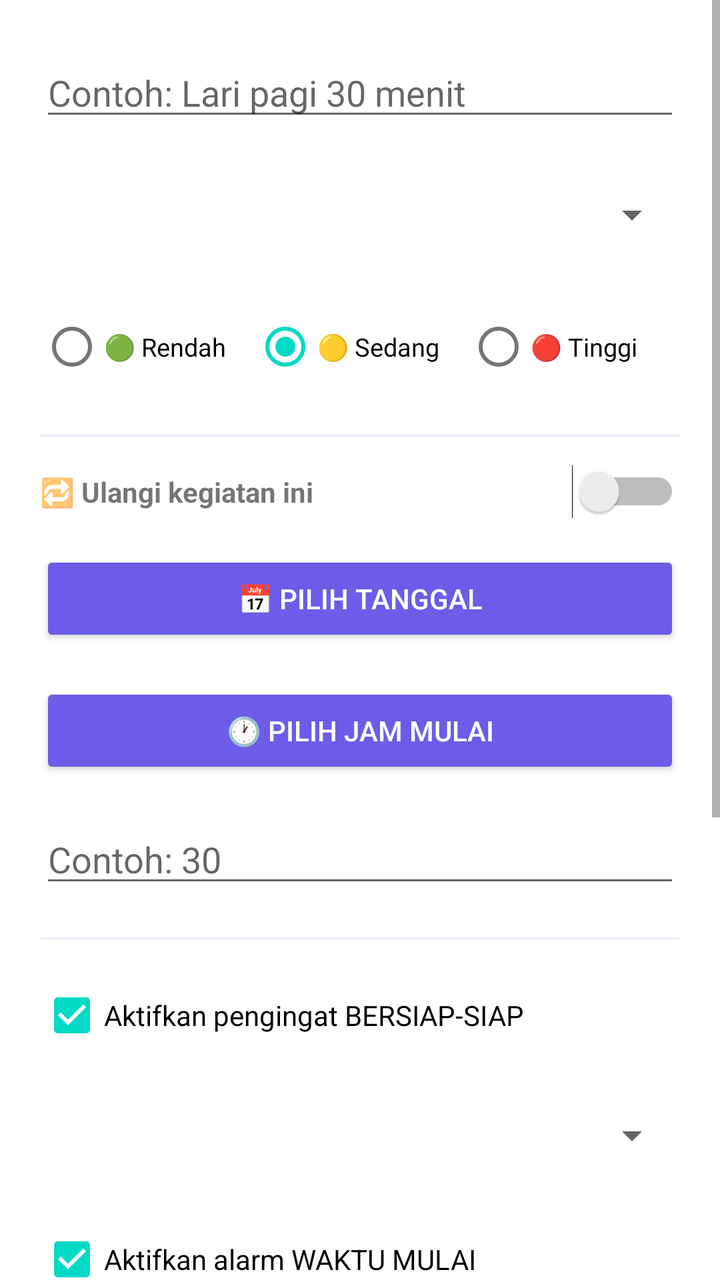
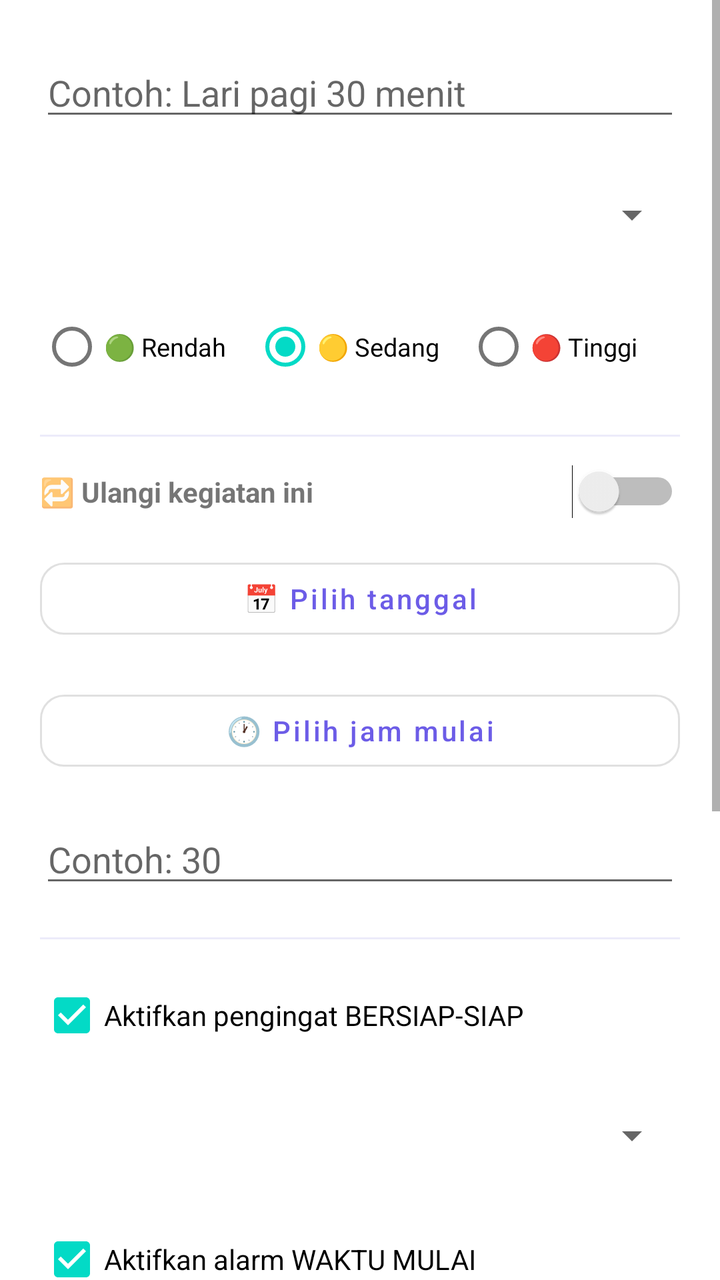

An Android layout rendered at two revisions. The XML below is the earlier revision; the diff shows what the commit changed to produce the second picture.
<!-- AndroidManifest.xml: application theme Theme.TodoAlarm -->
<!-- res/layout/dialog_add_task.xml -->
<?xml version="1.0" encoding="utf-8"?>
<ScrollView xmlns:android="http://schemas.android.com/apk/res/android"
    android:layout_width="match_parent"
    android:layout_height="match_parent">

<LinearLayout
    android:layout_width="match_parent"
    android:layout_height="wrap_content"
    android:orientation="vertical"
    android:padding="20dp">

    <TextView style="@style/LabelText" android:text="Nama Kegiatan" />
    <EditText
        android:id="@+id/etTitle"
        android:layout_width="match_parent"
        android:layout_height="wrap_content"
        android:hint="Contoh: Lari pagi 30 menit"
        android:inputType="text"
        android:layout_marginTop="4dp"
        android:layout_marginBottom="14dp" />

    <TextView style="@style/LabelText" android:text="Kategori" />
    <Spinner
        android:id="@+id/spCategory"
        android:layout_width="match_parent"
        android:layout_height="48dp"
        android:layout_marginTop="4dp"
        android:layout_marginBottom="14dp" />

    <TextView style="@style/LabelText" android:text="Prioritas" />
    <RadioGroup
        android:id="@+id/rgPriority"
        android:layout_width="match_parent"
        android:layout_height="wrap_content"
        android:orientation="horizontal"
        android:layout_marginTop="4dp"
        android:layout_marginBottom="14dp">

        <RadioButton android:id="@+id/rbLow" android:layout_width="0dp" android:layout_height="wrap_content"
            android:layout_weight="1" android:text="🟢 Rendah" android:textSize="12.5sp" />
        <RadioButton android:id="@+id/rbMedium" android:layout_width="0dp" android:layout_height="wrap_content"
            android:layout_weight="1" android:text="🟡 Sedang" android:textSize="12.5sp" android:checked="true" />
        <RadioButton android:id="@+id/rbHigh" android:layout_width="0dp" android:layout_height="wrap_content"
            android:layout_weight="1" android:text="🔴 Tinggi" android:textSize="12.5sp" />
    </RadioGroup>

    <View style="@style/Divider" />

    <LinearLayout
        android:layout_width="match_parent"
        android:layout_height="wrap_content"
        android:orientation="horizontal"
        android:gravity="center_vertical"
        android:layout_marginTop="14dp">

        <TextView
            android:layout_width="0dp"
            android:layout_height="wrap_content"
            android:layout_weight="1"
            android:text="🔁 Ulangi kegiatan ini"
            android:textSize="14sp"
            android:textStyle="bold" />

        <Switch
            android:id="@+id/switchRecurring"
            android:layout_width="wrap_content"
            android:layout_height="wrap_content" />
    </LinearLayout>

    
    <LinearLayout
        android:id="@+id/layoutOneTimeDate"
        android:layout_width="match_parent"
        android:layout_height="wrap_content"
        android:orientation="vertical"
        android:layout_marginTop="12dp">

        <TextView style="@style/LabelText" android:text="Tanggal" />
        <Button
            android:id="@+id/btnPickDate"
            android:layout_width="match_parent"
            android:layout_height="wrap_content"
            android:text="📅 Pilih tanggal"
            android:layout_marginTop="4dp"
            style="?android:attr/buttonStyleSmall" />
    </LinearLayout>

    
    <LinearLayout
        android:id="@+id/layoutRecurringOptions"
        android:layout_width="match_parent"
        android:layout_height="wrap_content"
        android:orientation="vertical"
        android:layout_marginTop="12dp"
        android:visibility="gone">

        <TextView style="@style/LabelText" android:text="Pola pengulangan" />
        <RadioGroup
            android:id="@+id/rgRecurrenceType"
            android:layout_width="match_parent"
            android:layout_height="wrap_content"
            android:orientation="horizontal"
            android:layout_marginTop="4dp">

            <RadioButton android:id="@+id/rbDaily" android:layout_width="0dp" android:layout_height="wrap_content"
                android:layout_weight="1" android:text="Harian" android:checked="true" />
            <RadioButton android:id="@+id/rbWeekly" android:layout_width="0dp" android:layout_height="wrap_content"
                android:layout_weight="1" android:text="Mingguan" />
        </RadioGroup>

        <LinearLayout
            android:id="@+id/layoutDayPicker"
            android:layout_width="match_parent"
            android:layout_height="wrap_content"
            android:orientation="horizontal"
            android:layout_marginTop="10dp"
            android:weightSum="7"
            android:visibility="gone" />
    </LinearLayout>

    <TextView style="@style/LabelText" android:text="Jam" android:layout_marginTop="14dp" />
    <Button
        android:id="@+id/btnPickStartTime"
        android:layout_width="match_parent"
        android:layout_height="wrap_content"
        android:text="🕐 Pilih jam mulai"
        android:layout_marginTop="4dp"
        android:layout_marginBottom="14dp"
        style="?android:attr/buttonStyleSmall" />

    <TextView style="@style/LabelText" android:text="Estimasi durasi pengerjaan (menit)" />
    <EditText
        android:id="@+id/etDuration"
        android:layout_width="match_parent"
        android:layout_height="wrap_content"
        android:hint="Contoh: 30"
        android:inputType="number"
        android:layout_marginTop="4dp"
        android:layout_marginBottom="14dp" />

    <View style="@style/Divider" />

    <CheckBox
        android:id="@+id/cbPrepAlarm"
        android:layout_width="match_parent"
        android:layout_height="wrap_content"
        android:text="Aktifkan pengingat BERSIAP-SIAP"
        android:checked="true"
        android:layout_marginTop="14dp" />

    <TextView style="@style/LabelText" android:text="Ingatkan berapa menit sebelum mulai?" android:layout_marginTop="8dp" />
    <Spinner
        android:id="@+id/spPrepMinutes"
        android:layout_width="match_parent"
        android:layout_height="48dp"
        android:layout_marginTop="4dp"
        android:layout_marginBottom="14dp" />

    <CheckBox
        android:id="@+id/cbStartAlarm"
        android:layout_width="match_parent"
        android:layout_height="wrap_content"
        android:text="Aktifkan alarm WAKTU MULAI"
        android:checked="true"
        android:layout_marginBottom="14dp" />

    <View style="@style/Divider" />

    <LinearLayout
        android:layout_width="match_parent"
        android:layout_height="wrap_content"
        android:orientation="horizontal"
        android:gravity="center_vertical"
        android:layout_marginTop="14dp">

        <TextView
            android:layout_width="0dp"
            android:layout_height="wrap_content"
            android:layout_weight="1"
            android:text="⏳ Pengingat Custom (H-1 s/d H-10)"
            android:textSize="14sp"
            android:textStyle="bold" />
    </LinearLayout>
    <TextView
        android:layout_width="match_parent"
        android:layout_height="wrap_content"
        android:text="Buat pengingat tambahan sebelum deadline, bisa berulang beberapa kali (mis. tiap hari mulai H-5)."
        android:textSize="11.5sp"
        android:textColor="#8B8B9E"
        android:layout_marginTop="2dp" />

    <LinearLayout
        android:id="@+id/layoutReminderRules"
        android:layout_width="match_parent"
        android:layout_height="wrap_content"
        android:orientation="vertical"
        android:layout_marginTop="8dp" />

    <Button
        android:id="@+id/btnAddReminderRule"
        android:layout_width="match_parent"
        android:layout_height="wrap_content"
        android:text="+ Tambah Pengingat Custom"
        android:layout_marginTop="6dp"
        android:layout_marginBottom="14dp"
        style="?android:attr/buttonStyleSmall" />

    <View style="@style/Divider" />

    <TextView style="@style/LabelText" android:text="Suara Alarm" android:layout_marginTop="14dp" />
    <Button
        android:id="@+id/btnPickSound"
        android:layout_width="match_parent"
        android:layout_height="wrap_content"
        android:text="🎵 Pilih file audio (.mp3 / .opus) dari HP"
        android:layout_marginTop="4dp"
        style="?android:attr/buttonStyleSmall" />

    <TextView
        android:id="@+id/tvSelectedSound"
        android:layout_width="match_parent"
        android:layout_height="wrap_content"
        android:text="Belum ada file dipilih — akan pakai nada alarm default"
        android:textSize="12sp"
        android:textColor="#8B8B9E"
        android:layout_marginTop="6dp" />

    <Button
        android:id="@+id/btnPreviewSound"
        android:layout_width="match_parent"
        android:layout_height="wrap_content"
        android:text="▶ Coba dengarkan"
        android:layout_marginTop="6dp"
        android:visibility="gone"
        style="?android:attr/buttonStyleSmall" />

    <LinearLayout
        android:layout_width="match_parent"
        android:layout_height="wrap_content"
        android:orientation="horizontal"
        android:layout_marginTop="24dp">

        <Button
            android:id="@+id/btnDeleteTask"
            android:layout_width="wrap_content"
            android:layout_height="wrap_content"
            android:text="Hapus"
            android:textColor="#FF5252"
            android:visibility="gone"
            android:layout_marginEnd="8dp" />

        <Button
            android:id="@+id/btnCancel"
            android:layout_width="0dp"
            android:layout_height="wrap_content"
            android:layout_weight="1"
            android:text="Batal"
            android:layout_marginEnd="8dp" />

        <Button
            android:id="@+id/btnSave"
            android:layout_width="0dp"
            android:layout_height="wrap_content"
            android:layout_weight="1"
            android:text="Simpan"
            android:backgroundTint="#6C5CE7"
            android:textColor="#FFFFFF" />
    </LinearLayout>

</LinearLayout>
</ScrollView>
<!-- resources referenced by this layout -->
<resources>
  <style name="Divider">
          <item name="android:layout_width">match_parent</item>
          <item name="android:layout_height">1dp</item>
          <item name="android:background">#ECEBFA</item>
          <item name="android:layout_marginTop">6dp</item>
      </style>
  <style name="LabelText">
          <item name="android:textSize">12sp</item>
          <item name="android:textStyle">bold</item>
          <item name="android:textColor">#8B8B9E</item>
      </style>
  <style name="Theme.TodoAlarm" parent="Theme.MaterialComponents.DayNight.NoActionBar">
          <item name="colorPrimary">@color/purple_primary</item>
          <item name="colorPrimaryVariant">@color/purple_dark</item>
          <item name="colorOnPrimary">@color/white</item>
          <item name="android:statusBarColor">@color/purple_primary</item>
      </style>
  <color name="purple_primary">#6C5CE7</color>
  <color name="purple_dark">#5849C2</color>
  <color name="white">#FFFFFF</color>
</resources>

<!-- the commit's change to res/layout/dialog_add_task.xml (unified diff, before → after) -->
@@ -1,5 +1,6 @@
 <?xml version="1.0" encoding="utf-8"?>
 <ScrollView xmlns:android="http://schemas.android.com/apk/res/android"
+    xmlns:app="http://schemas.android.com/apk/res-auto"
     android:layout_width="match_parent"
     android:layout_height="match_parent">
 
@@ -76,13 +77,15 @@
         android:layout_marginTop="12dp">
 
         <TextView style="@style/LabelText" android:text="Tanggal" />
-        <Button
+        <com.google.android.material.button.MaterialButton
             android:id="@+id/btnPickDate"
+            style="@style/Widget.MaterialComponents.Button.OutlinedButton"
             android:layout_width="match_parent"
             android:layout_height="wrap_content"
             android:text="📅 Pilih tanggal"
-            android:layout_marginTop="4dp"
-            style="?android:attr/buttonStyleSmall" />
+            android:textAllCaps="false"
+            app:cornerRadius="12dp"
+            android:layout_marginTop="4dp" />
     </LinearLayout>
 
     
@@ -119,14 +122,16 @@
     </LinearLayout>
 
     <TextView style="@style/LabelText" android:text="Jam" android:layout_marginTop="14dp" />
-    <Button
+    <com.google.android.material.button.MaterialButton
         android:id="@+id/btnPickStartTime"
+        style="@style/Widget.MaterialComponents.Button.OutlinedButton"
         android:layout_width="match_parent"
         android:layout_height="wrap_content"
         android:text="🕐 Pilih jam mulai"
-        android:layout_marginTop="4dp"
-        android:layout_marginBottom="14dp"
-        style="?android:attr/buttonStyleSmall" />
+        android:textAllCaps="false"
+        app:cornerRadius="12dp"
+        android:layout_marginTop="4dp"
+        android:layout_marginBottom="14dp" />
 
     <TextView style="@style/LabelText" android:text="Estimasi durasi pengerjaan (menit)" />
     <EditText
@@ -196,25 +201,29 @@
         android:orientation="vertical"
         android:layout_marginTop="8dp" />
 
-    <Button
+    <com.google.android.material.button.MaterialButton
         android:id="@+id/btnAddReminderRule"
+        style="@style/Widget.MaterialComponents.Button.OutlinedButton"
         android:layout_width="match_parent"
         android:layout_height="wrap_content"
         android:text="+ Tambah Pengingat Custom"
+        android:textAllCaps="false"
+        app:cornerRadius="12dp"
         android:layout_marginTop="6dp"
-        android:layout_marginBottom="14dp"
-        style="?android:attr/buttonStyleSmall" />
+        android:layout_marginBottom="14dp" />
 
     <View style="@style/Divider" />
 
     <TextView style="@style/LabelText" android:text="Suara Alarm" android:layout_marginTop="14dp" />
-    <Button
+    <com.google.android.material.button.MaterialButton
         android:id="@+id/btnPickSound"
+        style="@style/Widget.MaterialComponents.Button.OutlinedButton"
         android:layout_width="match_parent"
         android:layout_height="wrap_content"
         android:text="🎵 Pilih file audio (.mp3 / .opus) dari HP"
-        android:layout_marginTop="4dp"
-        style="?android:attr/buttonStyleSmall" />
+        android:textAllCaps="false"
+        app:cornerRadius="12dp"
+        android:layout_marginTop="4dp" />
 
     <TextView
         android:id="@+id/tvSelectedSound"
@@ -225,14 +234,16 @@
         android:textColor="#8B8B9E"
         android:layout_marginTop="6dp" />
 
-    <Button
+    <com.google.android.material.button.MaterialButton
         android:id="@+id/btnPreviewSound"
+        style="@style/Widget.MaterialComponents.Button.OutlinedButton"
         android:layout_width="match_parent"
         android:layout_height="wrap_content"
         android:text="▶ Coba dengarkan"
+        android:textAllCaps="false"
+        app:cornerRadius="12dp"
         android:layout_marginTop="6dp"
-        android:visibility="gone"
-        style="?android:attr/buttonStyleSmall" />
+        android:visibility="gone" />
 
     <LinearLayout
         android:layout_width="match_parent"
@@ -240,30 +251,38 @@
         android:orientation="horizontal"
         android:layout_marginTop="24dp">
 
-        <Button
+        <com.google.android.material.button.MaterialButton
             android:id="@+id/btnDeleteTask"
+            style="@style/Widget.MaterialComponents.Button.TextButton"
             android:layout_width="wrap_content"
             android:layout_height="wrap_content"
             android:text="Hapus"
+            android:textAllCaps="false"
+            app:cornerRadius="12dp"
             android:textColor="#FF5252"
             android:visibility="gone"
             android:layout_marginEnd="8dp" />
 
-        <Button
+        <com.google.android.material.button.MaterialButton
             android:id="@+id/btnCancel"
+            style="@style/Widget.MaterialComponents.Button.OutlinedButton"
             android:layout_width="0dp"
             android:layout_height="wrap_content"
             android:layout_weight="1"
             android:text="Batal"
+            android:textAllCaps="false"
+            app:cornerRadius="12dp"
             android:layout_marginEnd="8dp" />
 
-        <Button
+        <com.google.android.material.button.MaterialButton
             android:id="@+id/btnSave"
             android:layout_width="0dp"
             android:layout_height="wrap_content"
             android:layout_weight="1"
             android:text="Simpan"
-            android:backgroundTint="#6C5CE7"
+            android:textAllCaps="false"
+            app:cornerRadius="12dp"
+            app:backgroundTint="#6C5CE7"
             android:textColor="#FFFFFF" />
     </LinearLayout>
 
